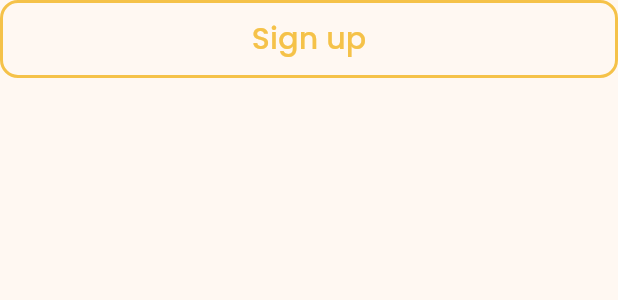
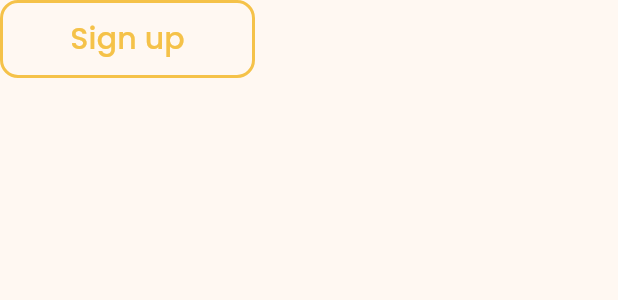
Before and after one commit to LuuNgocLan/fox-crypto-ui, a Flutter app: the CommonButton widget shown alone on an empty page, opened directly, on a phone screen of 412 x 824 dp. Shown: the top 300 px of the screen. Run offline on Flutter 3.47's test engine with Material 2 defaults, Android fonts, the light colour scheme and no system bars; our stand-ins replace flutter_svg, smooth_page_indicator.

Commit message:
fix: width of common button

```diff
--- a/lib/main.dart
+++ b/lib/main.dart
@@ -2,7 +2,6 @@ import 'package:flutter/material.dart';
 import 'package:flutter/services.dart';
 import 'package:fox_crypto_ui/config/app_colors.dart';
 import 'package:fox_crypto_ui/routes/routes.dart';
-import 'package:fox_crypto_ui/screens/onboarding/onboarding_page.dart';
 
 void main() {
   runApp(const MyApp());
@@ -33,7 +32,7 @@ class MyApp extends StatelessWidget {
           ),
         ),
       ),
-      initialRoute: Routes.login,
+      initialRoute: Routes.onboarding,
       routes: Routes.routes,
     );
   }
--- a/lib/screens/onboarding/onboarding_page.dart
+++ b/lib/screens/onboarding/onboarding_page.dart
@@ -28,7 +28,6 @@ class OnboardingPage extends StatelessWidget {
     return SafeArea(
       top: false,
       child: Scaffold(
-        backgroundColor: AppColors.background,
         body: Column(
           mainAxisAlignment: MainAxisAlignment.start,
           crossAxisAlignment: CrossAxisAlignment.end,
--- a/lib/shared_view/common_button.dart
+++ b/lib/shared_view/common_button.dart
@@ -19,7 +19,7 @@ class CommonButton extends StatelessWidget {
   @override
   Widget build(BuildContext context) {
     return SizedBox(
-      width: double.infinity,
+      width: width,
       height: 52.0,
       child: isStrokeButton
           ? OutlinedButton(
```
Also changed, not shown: lib/screens/get_started/get_started_page.dart (+7 -2 lines).
